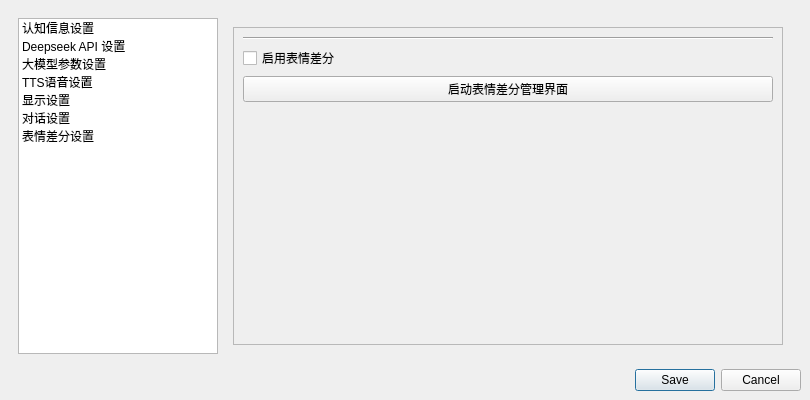
First picture: the form in app/asset/xml/setting.ui, repository CodeCCsky/chatWithQing, before the edit.
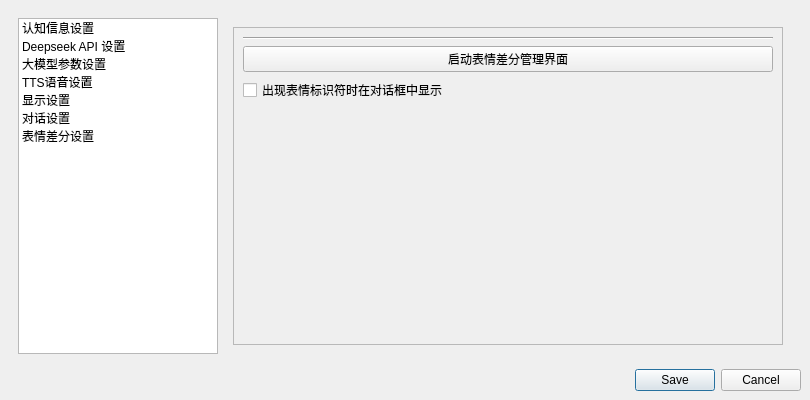
Second picture: the form after the edit. The open tabs and pages were chosen to show the change.

```diff
--- a/app/asset/xml/setting.ui
+++ b/app/asset/xml/setting.ui
@@ -1091,13 +1091,6 @@
                  </property>
                 </widget>
                </item>
-               <item>
-                <widget class="QCheckBox" name="enableEmotionManageCheckBox">
-                 <property name="text">
-                  <string>启用表情差分</string>
-                 </property>
-                </widget>
-               </item>
                <item>
                 <widget class="QPushButton" name="EmotionManagePushButton">
                  <property name="text">
@@ -1105,6 +1098,13 @@
                  </property>
                 </widget>
                </item>
+               <item>
+                <widget class="QCheckBox" name="showEmoInTextCheckBox">
+                 <property name="text">
+                  <string>出现表情标识符时在对话框中显示</string>
+                 </property>
+                </widget>
+               </item>
                <item>
                 <spacer name="verticalSpacer">
                  <property name="orientation">
```
Left out of the diff: 14 changed lines with no effect on the pictures.
